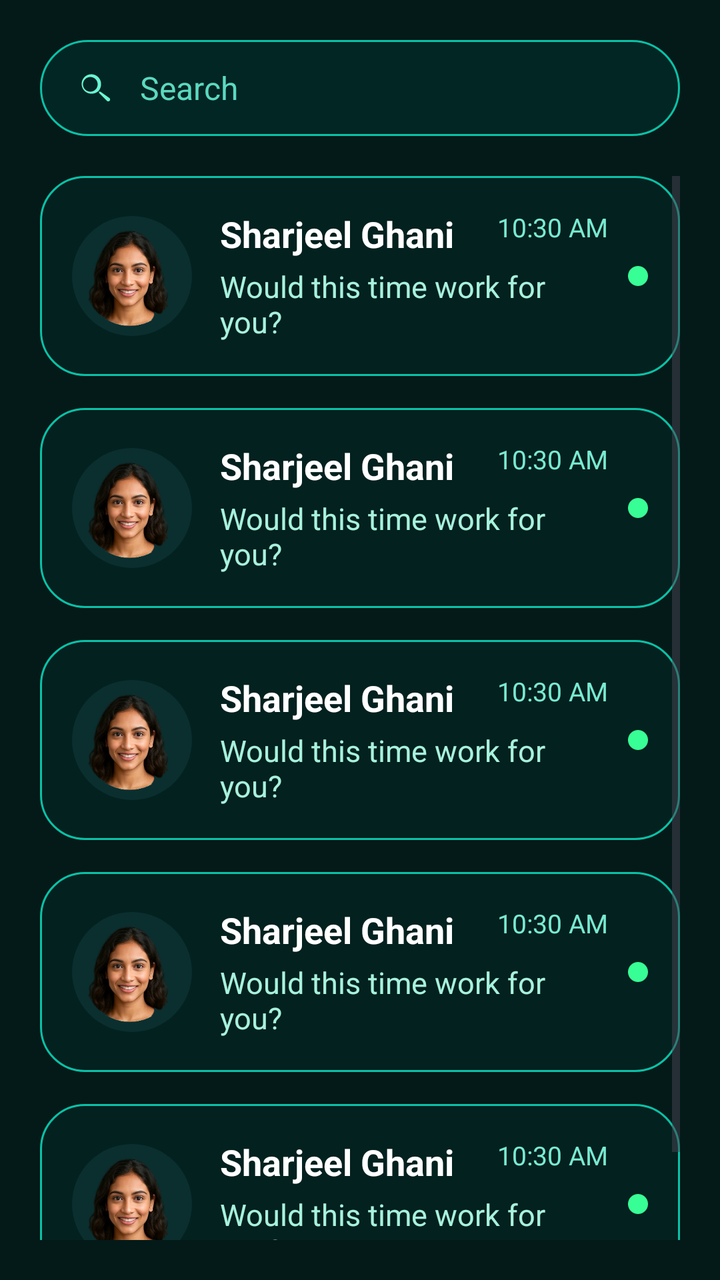
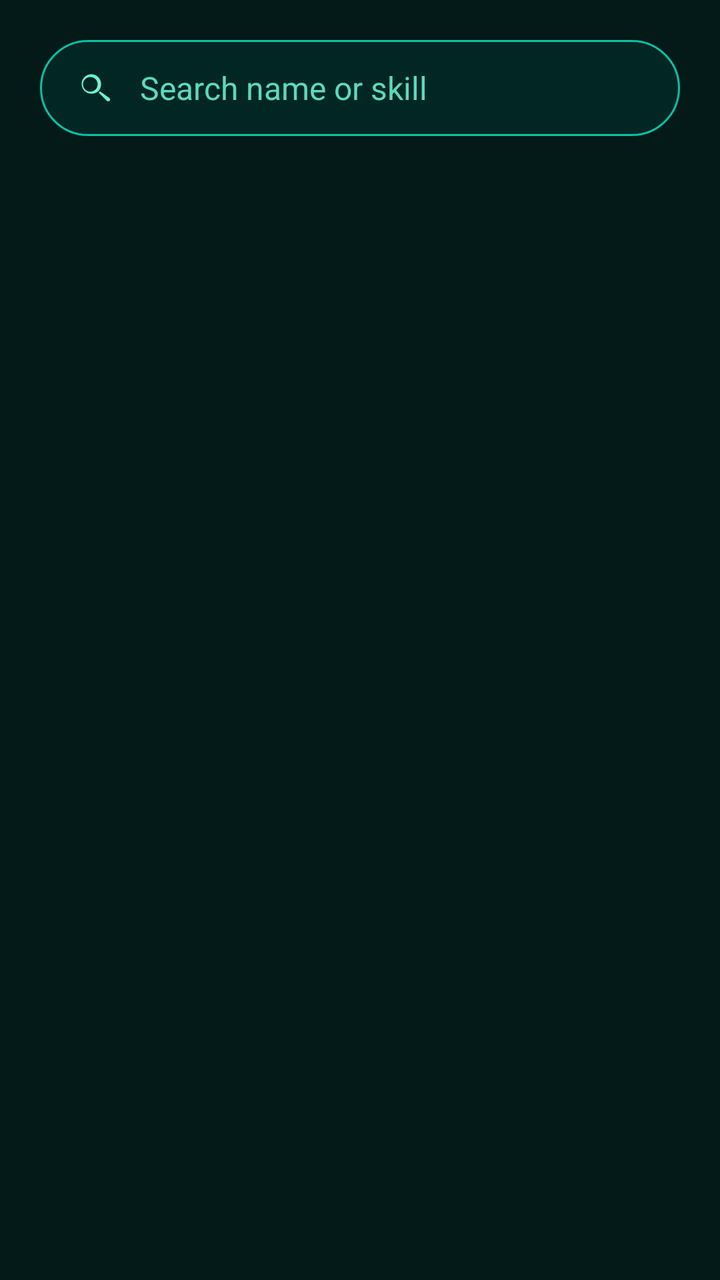

Compare the two renders of this Android layout. The source of the first and the diff that turns it into the second are given below.
<!-- AndroidManifest.xml: application theme Theme.SkillSwapAGenZSkillExchanger -->
<!-- res/layout/activity_search.xml -->
<?xml version="1.0" encoding="utf-8"?>
<LinearLayout xmlns:android="http://schemas.android.com/apk/res/android"
    xmlns:app="http://schemas.android.com/apk/res-auto"
    android:layout_width="match_parent"
    android:layout_height="match_parent"
    android:orientation="vertical"
    android:background="#031A18"
    android:padding="20dp">

    
    <LinearLayout
        android:layout_width="match_parent"
        android:layout_height="48dp"
        android:orientation="horizontal"
        android:gravity="center_vertical"
        android:paddingHorizontal="16dp"
        android:background="@drawable/rounded_search_bg"
        android:layout_marginBottom="20dp">

        <ImageView
            android:layout_width="22dp"
            android:layout_height="22dp"
            android:src="@drawable/ic_search"
            app:tint="#6CF5D4" />

        <EditText
            android:layout_width="0dp"
            android:layout_height="wrap_content"
            android:layout_weight="1"
            android:paddingStart="12dp"
            android:hint="Search"
            android:textColor="#FFFFFF"
            android:textColorHint="#5CD9C0"
            android:background="@android:color/transparent"
            android:textSize="16sp" />
    </LinearLayout>

    
    <ScrollView
        android:layout_width="match_parent"
        android:layout_height="match_parent"
        android:fillViewport="true">

        <LinearLayout
            android:layout_width="match_parent"
            android:layout_height="wrap_content"
            android:orientation="vertical">

            
            <include layout="@layout/item_chat"/>

            <include layout="@layout/item_chat"/>

            <include layout="@layout/item_chat"/>

            <include layout="@layout/item_chat"/>

            <include layout="@layout/item_chat"/>

        </LinearLayout>
    </ScrollView>

</LinearLayout>
<!-- res/layout/item_chat.xml (included above) -->
<?xml version="1.0" encoding="utf-8"?>
<LinearLayout xmlns:android="http://schemas.android.com/apk/res/android"
    android:layout_width="match_parent"
    android:layout_height="100dp"
    android:orientation="horizontal"
    android:padding="16dp"
    android:gravity="center_vertical"
    android:layout_marginBottom="16dp"
    android:background="@drawable/chat_item_bg">

    
    <ImageView
        android:id="@+id/profileImage"
        android:layout_width="60dp"
        android:layout_height="60dp"
        android:src="@drawable/avatar"
        android:scaleType="centerCrop"
        android:background="@drawable/profile_round"
        android:padding="2dp" />

    
    <LinearLayout
        android:layout_width="0dp"
        android:layout_height="wrap_content"
        android:layout_weight="1"
        android:orientation="vertical"
        android:paddingStart="14dp">

        
        <RelativeLayout
            android:layout_width="match_parent"
            android:layout_height="wrap_content">

            <TextView
                android:id="@+id/tvName"
                android:layout_width="wrap_content"
                android:layout_height="wrap_content"
                android:text="Sharjeel Ghani"
                android:textColor="#FFFFFF"
                android:textSize="18sp"
                android:textStyle="bold" />

            <TextView
                android:id="@+id/tvTime"
                android:layout_width="wrap_content"
                android:layout_height="wrap_content"
                android:text="10:30 AM"
                android:textColor="#79EAD1"
                android:textSize="13sp"
                android:layout_alignParentEnd="true"/>
        </RelativeLayout>

        
        <TextView
            android:id="@+id/tvMessage"
            android:layout_width="wrap_content"
            android:layout_height="wrap_content"
            android:text="Would this time work for you?"
            android:textColor="#A8F2DD"
            android:textSize="15sp"
            android:layout_marginTop="4dp"/>
    </LinearLayout>

    
    <View
        android:layout_width="10dp"
        android:layout_height="10dp"
        android:background="@drawable/online_dot"
        android:layout_marginStart="10dp"/>
</LinearLayout>
<!-- resources referenced by this layout -->
<resources>
  <!-- drawable avatar: png bitmap (drawable, 69265 bytes) -->
  <!-- drawable chat_item_bg (drawable) -->
  <shape xmlns:android="http://schemas.android.com/apk/res/android"
      android:shape="rectangle">
      <solid android:color="#03211F"/>
      <corners android:radius="22dp"/>
      <stroke android:width="1dp" android:color="#0AC1A7"/>
  </shape>
  <!-- drawable ic_search (drawable) -->
  <vector xmlns:android="http://schemas.android.com/apk/res/android"
      android:width="24dp"
      android:height="24dp"
      android:viewportWidth="24"
      android:viewportHeight="24">
  
      <path
          android:fillColor="#6CF5D4"
          android:pathData="M15.5,14h-0.79l-0.28,-0.27
              c1.02,-1.18 1.57,-2.71 1.41,-4.38
              -0.23,-2.53 -2.23,-4.57 -4.76,-4.83
              -3.34,-0.34 -6.15,2.47 -5.81,5.81
              0.26,2.53 2.3,4.53 4.83,4.76
              1.67,0.16 3.2,-0.39 4.38,-1.41
              l0.27,0.28v0.79l4.25,4.25
              c0.41,0.41 1.07,0.41 1.48,0
              0.41,-0.41 0.41,-1.07 0,-1.48L15.5,14z
              M10,14c-2.21,0 -4,-1.79 -4,-4
              s1.79,-4 4,-4 4,1.79 4,4
              -1.79,4 -4,4z" />
  </vector>
  <!-- drawable online_dot (drawable) -->
  <shape xmlns:android="http://schemas.android.com/apk/res/android"
      android:shape="oval">
      <solid android:color="#38FF95"/>
  </shape>
  <!-- drawable profile_round (drawable) -->
  <shape xmlns:android="http://schemas.android.com/apk/res/android"
      android:shape="oval">
  
      <solid android:color="#0B2F2F" />
  </shape>
  <!-- drawable rounded_search_bg (drawable) -->
  <shape xmlns:android="http://schemas.android.com/apk/res/android"
      android:shape="rectangle">
      <solid android:color="#022623"/>
      <corners android:radius="30dp"/>
      <stroke android:width="1dp" android:color="#0AC1A7"/>
  </shape>
  <style name="Theme.SkillSwapAGenZSkillExchanger" parent="Base.Theme.SkillSwapAGenZSkillExchanger" />
  <style name="Base.Theme.SkillSwapAGenZSkillExchanger" parent="Theme.Material3.DayNight.NoActionBar">
          
          <item name="android:statusBarColor">#103238</item>
          
      </style>
</resources>

<!-- the commit's change to res/layout/activity_search.xml (unified diff, before → after) -->
@@ -24,111 +24,47 @@
             app:tint="#6CF5D4" />
 
         <EditText
+            android:id="@+id/etSearch"
             android:layout_width="0dp"
             android:layout_height="wrap_content"
             android:layout_weight="1"
             android:paddingStart="12dp"
-            android:hint="Search"
+            android:hint="Search name or skill"
             android:textColor="#FFFFFF"
             android:textColorHint="#5CD9C0"
             android:background="@android:color/transparent"
-            android:textSize="16sp" />
+            android:textSize="16sp"
+            android:imeOptions="actionSearch"
+            android:inputType="text"/>
     </LinearLayout>
 
-    
-    <ScrollView
+    <FrameLayout
         android:layout_width="match_parent"
-        android:layout_height="match_parent"
-        android:fillViewport="true">
+        android:layout_height="match_parent">
 
-        <LinearLayout
+        <androidx.recyclerview.widget.RecyclerView
+            android:id="@+id/rvSearchResults"
             android:layout_width="match_parent"
+            android:layout_height="match_parent"
+            android:visibility="gone"/>
+
+        <TextView
+            android:id="@+id/tvNoUserFound"
+            android:layout_width="wrap_content"
             android:layout_height="wrap_content"
-            android:orientation="vertical">
+            android:layout_gravity="center"
+            android:text="No user found"
+            android:textColor="#5CD9C0"
+            android:textSize="18sp"
+            android:visibility="gone"/>
 
-            
-            <include layout="@layout/item_chat"/>
-
-            <include layout="@layout/item_chat"/>
-
-            <include layout="@layout/item_chat"/>
-
-            <include layout="@layout/item_chat"/>
-
-            <include layout="@layout/item_chat"/>
-
-        </LinearLayout>
-    </ScrollView>
+        <ProgressBar
+            android:id="@+id/progressBar"
+            android:layout_width="wrap_content"
+            android:layout_height="wrap_content"
+            android:layout_gravity="center"
+            android:visibility="gone"
+            android:indeterminateTint="#6CF5D4"/>
+    </FrameLayout>
 
 </LinearLayout>
-<!-- res/layout/item_chat.xml (included above) -->
-<?xml version="1.0" encoding="utf-8"?>
-<LinearLayout xmlns:android="http://schemas.android.com/apk/res/android"
-    android:layout_width="match_parent"
-    android:layout_height="100dp"
-    android:orientation="horizontal"
-    android:padding="16dp"
-    android:gravity="center_vertical"
-    android:layout_marginBottom="16dp"
-    android:background="@drawable/chat_item_bg">
-
-    
-    <ImageView
-        android:id="@+id/profileImage"
-        android:layout_width="60dp"
-        android:layout_height="60dp"
-        android:src="@drawable/avatar"
-        android:scaleType="centerCrop"
-        android:background="@drawable/profile_round"
-        android:padding="2dp" />
-
-    
-    <LinearLayout
-        android:layout_width="0dp"
-        android:layout_height="wrap_content"
-        android:layout_weight="1"
-        android:orientation="vertical"
-        android:paddingStart="14dp">
-
-        
-        <RelativeLayout
-            android:layout_width="match_parent"
-            android:layout_height="wrap_content">
-
-            <TextView
-                android:id="@+id/tvName"
-                android:layout_width="wrap_content"
-                android:layout_height="wrap_content"
-                android:text="Sharjeel Ghani"
-                android:textColor="#FFFFFF"
-                android:textSize="18sp"
-                android:textStyle="bold" />
-
-            <TextView
-                android:id="@+id/tvTime"
-                android:layout_width="wrap_content"
-                android:layout_height="wrap_content"
-                android:text="10:30 AM"
-                android:textColor="#79EAD1"
-                android:textSize="13sp"
-                android:layout_alignParentEnd="true"/>
-        </RelativeLayout>
-
-        
-        <TextView
-            android:id="@+id/tvMessage"
-            android:layout_width="wrap_content"
-            android:layout_height="wrap_content"
-            android:text="Would this time work for you?"
-            android:textColor="#A8F2DD"
-            android:textSize="15sp"
-            android:layout_marginTop="4dp"/>
-    </LinearLayout>
-
-    
-    <View
-        android:layout_width="10dp"
-        android:layout_height="10dp"
-        android:background="@drawable/online_dot"
-        android:layout_marginStart="10dp"/>
-</LinearLayout>
<!-- resource entries referenced after the edit -->
@@ -1,13 +1,5 @@
 <!-- resources referenced by this layout -->
 <resources>
-  <!-- drawable avatar: png bitmap (drawable, 69265 bytes) -->
-  <!-- drawable chat_item_bg (drawable) -->
-  <shape xmlns:android="http://schemas.android.com/apk/res/android"
-      android:shape="rectangle">
-      <solid android:color="#03211F"/>
-      <corners android:radius="22dp"/>
-      <stroke android:width="1dp" android:color="#0AC1A7"/>
-  </shape>
   <!-- drawable ic_search (drawable) -->
   <vector xmlns:android="http://schemas.android.com/apk/res/android"
       android:width="24dp"
@@ -30,17 +22,6 @@
               s1.79,-4 4,-4 4,1.79 4,4
               -1.79,4 -4,4z" />
   </vector>
-  <!-- drawable online_dot (drawable) -->
-  <shape xmlns:android="http://schemas.android.com/apk/res/android"
-      android:shape="oval">
-      <solid android:color="#38FF95"/>
-  </shape>
-  <!-- drawable profile_round (drawable) -->
-  <shape xmlns:android="http://schemas.android.com/apk/res/android"
-      android:shape="oval">
-  
-      <solid android:color="#0B2F2F" />
-  </shape>
   <!-- drawable rounded_search_bg (drawable) -->
   <shape xmlns:android="http://schemas.android.com/apk/res/android"
       android:shape="rectangle">
